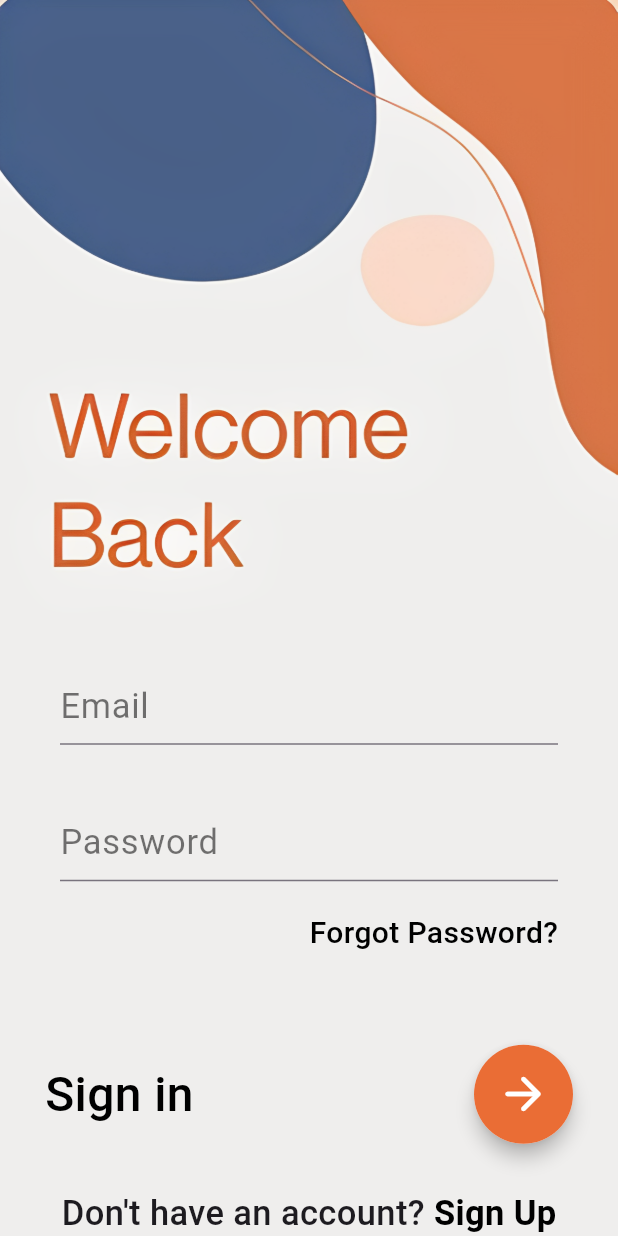
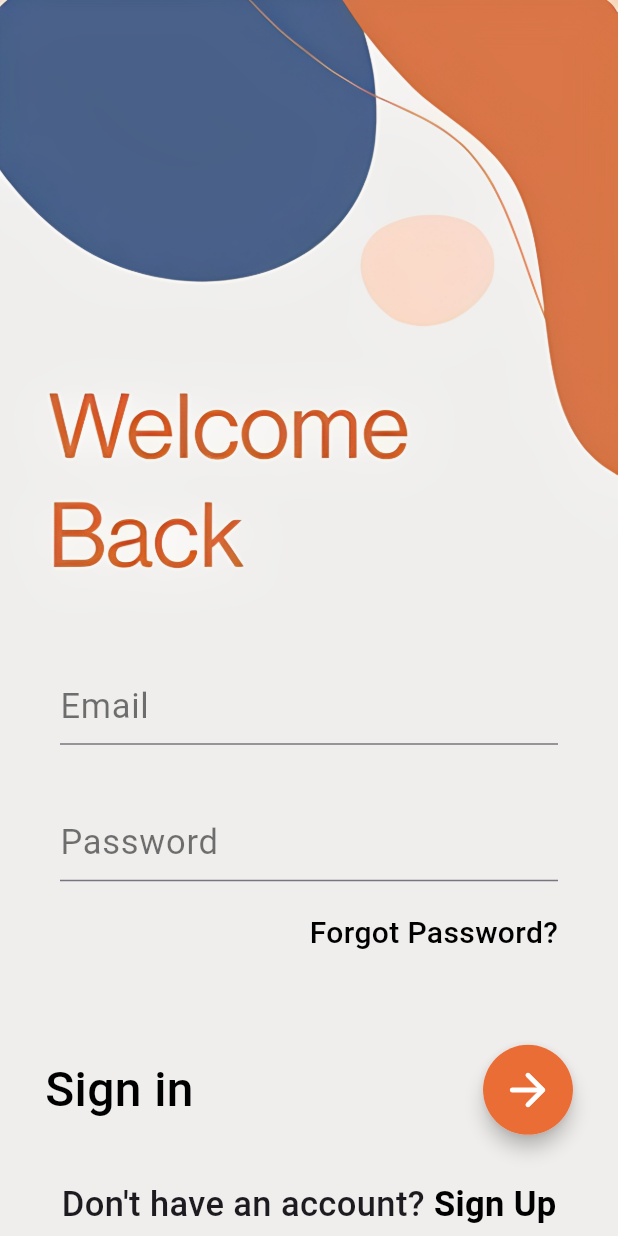
Before and after one commit to MisbahHaq/Trackr, a Flutter app: the screen it shows after launch, after a tap on "Sign in", on a phone screen of 412 x 824 dp. Run offline on Flutter 3.47's test engine with Material 3 defaults, Android fonts, the phone set to English and light mode, and no system bars; our stand-ins replace cloud_firestore, curved_navigation_bar, firebase_auth, firebase_core, random_string, shared_preferences; accounts and stored records are empty.

Commit message:
Onboarding Done

```diff
--- a/trackr/lib/OnBoarding/LoginPage.dart
+++ b/trackr/lib/OnBoarding/LoginPage.dart
@@ -2,6 +2,7 @@ import 'package:firebase_auth/firebase_auth.dart';
 import 'package:firebase_core/firebase_core.dart';
 import 'package:flutter/material.dart';
 import 'package:trackr/OnBoarding/SignupPage.dart';
+import 'package:trackr/Services/BottomNavbar.dart';
 
 class LoginPage extends StatefulWidget {
   const LoginPage({super.key});
@@ -12,34 +13,46 @@ class LoginPage extends StatefulWidget {
 
 class _LoginPageState extends State<LoginPage> {
   String? email, password;
-  TextEditingController emailController = new TextEditingController();
-  TextEditingController passwordController = new TextEditingController();
+  TextEditingController emailController = TextEditingController();
+  TextEditingController passwordController = TextEditingController();
+
+  bool _isLoading = false;
 
   userLogin() async {
+    setState(() {
+      _isLoading = true;
+    });
+
     try {
       await FirebaseAuth.instance.signInWithEmailAndPassword(
         email: email!,
         password: password!,
       );
+      Navigator.pushReplacement(
+        context,
+        MaterialPageRoute(builder: (context) => Bottom()),
+      );
     } on FirebaseAuthException catch (e) {
+      String message = "An error occurred";
       if (e.code == 'user-not-found') {
+        message = "No User found for that Email";
+      } else if (e.code == 'wrong-password') {
+        message = "Wrong Password Provided by User";
+      }
+
       ScaffoldMessenger.of(context).showSnackBar(
         SnackBar(
           backgroundColor: Colors.red,
           content: Text(
-              "No User found for that Email",
-              style: TextStyle(fontSize: 20.0, fontWeight: FontWeight.bold),
+            message,
+            style: TextStyle(fontSize: 18.0, fontWeight: FontWeight.bold),
           ),
         ),
       );
-      } else if (e.code == 'wrong-password') {
-        ScaffoldMessenger.of(context).showSnackBar(
-          SnackBar(
-            backgroundColor: Colors.red,
-            content: Text("Wrong Password Provided by User"),
-          ),
-        );
-      }
+    } finally {
+      setState(() {
+        _isLoading = false;
+      });
     }
   }
 
@@ -47,7 +60,9 @@ class _LoginPageState extends State<LoginPage> {
   Widget build(BuildContext context) {
     return Scaffold(
       backgroundColor: Color(0xffefeeed),
-      body: Container(
+      body: SingleChildScrollView(
+        scrollDirection: Axis.vertical,
+        child: Container(
           child: Column(
             crossAxisAlignment: CrossAxisAlignment.start,
             children: [
@@ -134,15 +149,24 @@ class _LoginPageState extends State<LoginPage> {
                         elevation: 5.0,
                         borderRadius: BorderRadius.circular(60),
                         child: Container(
-                        padding: EdgeInsets.all(15),
+                          height: 60,
+                          width: 60,
                           decoration: BoxDecoration(
                             color: Color(0xffea6d35),
                             borderRadius: BorderRadius.circular(60),
                           ),
-                        child: Icon(
+                          child: Center(
+                            child:
+                                _isLoading
+                                    ? CircularProgressIndicator(
+                                      color: Colors.white,
+                                      strokeWidth: 3.0,
+                                    )
+                                    : Icon(
                                       Icons.arrow_forward_rounded,
                                       color: Colors.white,
                                       size: 36.0,
+                                    ),
                           ),
                         ),
                       ),
@@ -156,7 +180,10 @@ class _LoginPageState extends State<LoginPage> {
                 children: [
                   Text(
                     "Don't have an account?",
-                  style: TextStyle(fontSize: 23.0, fontWeight: FontWeight.w500),
+                    style: TextStyle(
+                      fontSize: 23.0,
+                      fontWeight: FontWeight.w500,
+                    ),
                   ),
                   GestureDetector(
                     onTap: () {
@@ -170,7 +197,7 @@ class _LoginPageState extends State<LoginPage> {
                       style: TextStyle(
                         fontSize: 23.0,
                         fontWeight: FontWeight.bold,
-                      color: Colors.black, // Optional: give it a clickable look
+                        color: Colors.black,
                       ),
                     ),
                   ),
@@ -179,6 +206,7 @@ class _LoginPageState extends State<LoginPage> {
             ],
           ),
         ),
+      ),
     );
   }
 }
--- a/trackr/lib/OnBoarding/SignupPage.dart
+++ b/trackr/lib/OnBoarding/SignupPage.dart
@@ -2,6 +2,7 @@ import 'package:firebase_auth/firebase_auth.dart';
 import 'package:flutter/material.dart';
 import 'package:random_string/random_string.dart';
 import 'package:trackr/OnBoarding/LoginPage.dart';
+import 'package:trackr/Services/BottomNavbar.dart';
 import 'package:trackr/Services/Database.dart';
 import 'package:trackr/Services/Shared_Prefs.dart';
 import 'package:trackr/Services/Widget_Support.dart';
@@ -14,13 +15,19 @@ class SignupPage extends StatefulWidget {
 }
 
 class _SignupPageState extends State<SignupPage> {
-  TextEditingController namecontroller = new TextEditingController();
-  TextEditingController emailcontroller = new TextEditingController();
-  TextEditingController passwordcontroller = new TextEditingController();
+  TextEditingController namecontroller = TextEditingController();
+  TextEditingController emailcontroller = TextEditingController();
+  TextEditingController passwordcontroller = TextEditingController();
 
   String? name, email, password;
 
+  bool _isLoading = false;
+
   registration() async {
+    setState(() {
+      _isLoading = true;
+    });
+
     if (passwordcontroller.text != "" &&
         emailcontroller.text != "" &&
         namecontroller.text != "") {
@@ -31,12 +38,14 @@ class _SignupPageState extends State<SignupPage> {
         await SharedPreferenceHelper().saveUserId(id);
         await SharedPreferenceHelper().saveUserName(namecontroller.text);
         await SharedPreferenceHelper().saveUserEmail(emailcontroller.text);
+
         Map<String, dynamic> userInfoMap = {
           "Name": namecontroller.text,
           "Email": emailcontroller.text,
           "Id": id,
         };
         await DatabaseMethods().addUserDetail(userInfoMap, id);
+
         ScaffoldMessenger.of(context).showSnackBar(
           SnackBar(
             backgroundColor: Colors.green,
@@ -46,28 +55,32 @@ class _SignupPageState extends State<SignupPage> {
             ),
           ),
         );
+
+        Navigator.pushReplacement(
+          context,
+          MaterialPageRoute(builder: (context) => Bottom()),
+        );
       } on FirebaseAuthException catch (e) {
+        String errorMsg = "An error occurred";
         if (e.code == "weak-password") {
+          errorMsg = "Password Provided is too weak";
+        } else if (e.code == 'email-already-in-use') {
+          errorMsg = "Account Already Exists";
+        }
+
         ScaffoldMessenger.of(context).showSnackBar(
           SnackBar(
             backgroundColor: Colors.red,
             content: Text(
-                "Password Provided is too weak",
+              errorMsg,
               style: TextStyle(fontSize: 20.0, fontWeight: FontWeight.bold),
             ),
           ),
         );
-        } else if (e.code == 'email-already-in-use') {
-          ScaffoldMessenger.of(context).showSnackBar(
-            SnackBar(
-              backgroundColor: Colors.red,
-              content: Text(
-                "Account Already Exists",
-                style: TextStyle(fontSize: 20.0, fontWeight: FontWeight.bold),
-              ),
-            ),
-          );
-        }
+      } finally {
+        setState(() {
+          _isLoading = false;
+        });
       }
     }
   }
@@ -76,13 +89,14 @@ class _SignupPageState extends State<SignupPage> {
   Widget build(BuildContext context) {
     return Scaffold(
       backgroundColor: Color(0xffefeeed),
-      body: Container(
+      body: SingleChildScrollView(
+        scrollDirection: Axis.vertical,
         child: Column(
           children: [
             Image.asset("images/login.png"),
             SizedBox(height: 30.0),
             Padding(
-              padding: EdgeInsets.only(left: 40.0, right: 40.0),
+              padding: EdgeInsets.symmetric(horizontal: 40.0),
               child: TextField(
                 controller: namecontroller,
                 decoration: InputDecoration(
@@ -93,7 +107,7 @@ class _SignupPageState extends State<SignupPage> {
             ),
             SizedBox(height: 30.0),
             Padding(
-              padding: EdgeInsets.only(left: 40.0, right: 40.0),
+              padding: EdgeInsets.symmetric(horizontal: 40.0),
               child: TextField(
                 controller: emailcontroller,
                 decoration: InputDecoration(
@@ -104,7 +118,7 @@ class _SignupPageState extends State<SignupPage> {
             ),
             SizedBox(height: 30.0),
             Padding(
-              padding: EdgeInsets.only(left: 40.0, right: 40.0),
+              padding: EdgeInsets.symmetric(horizontal: 40.0),
               child: TextField(
                 obscureText: true,
                 controller: passwordcontroller,
@@ -116,7 +130,7 @@ class _SignupPageState extends State<SignupPage> {
             ),
             SizedBox(height: 40.0),
             Padding(
-              padding: EdgeInsets.only(left: 30.0, right: 30.0),
+              padding: EdgeInsets.symmetric(horizontal: 30.0),
               child: Row(
                 mainAxisAlignment: MainAxisAlignment.spaceBetween,
                 children: [
@@ -157,15 +171,24 @@ class _SignupPageState extends State<SignupPage> {
                       elevation: 5.0,
                       borderRadius: BorderRadius.circular(60),
                       child: Container(
-                        padding: EdgeInsets.all(15),
+                        height: 60,
+                        width: 60,
                         decoration: BoxDecoration(
                           color: Color(0xff3a608d),
                           borderRadius: BorderRadius.circular(60),
                         ),
-                        child: Icon(
+                        child: Center(
+                          child:
+                              _isLoading
+                                  ? CircularProgressIndicator(
+                                    color: Colors.white,
+                                    strokeWidth: 3.0,
+                                  )
+                                  : Icon(
                                     Icons.arrow_forward_rounded,
                                     color: Colors.white,
                                     size: 36.0,
+                                  ),
                         ),
                       ),
                     ),
@@ -193,7 +216,7 @@ class _SignupPageState extends State<SignupPage> {
                     style: TextStyle(
                       fontSize: 23.0,
                       fontWeight: FontWeight.bold,
-                      color: Colors.black, // Optional: give it a clickable look
+                      color: Colors.black,
                     ),
                   ),
                 ),
```
Lines whose indentation alone changed are shown as unchanged.
